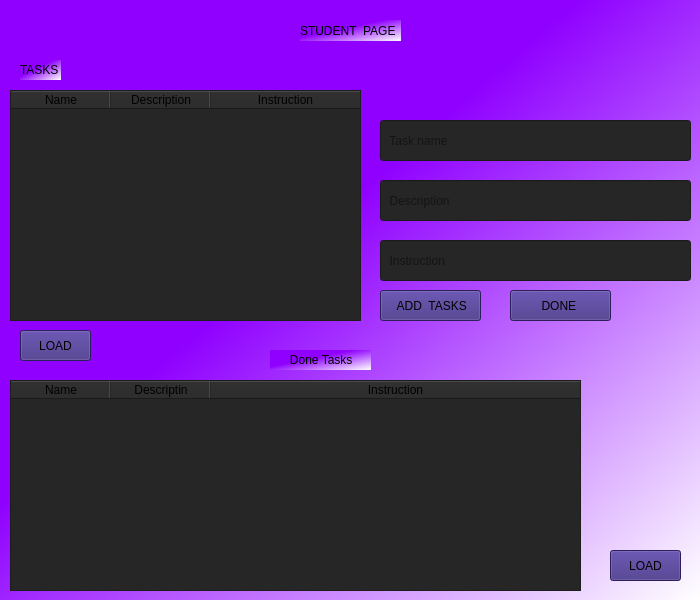
Old version of the form ui_design/student.ui in the repository mariamzhamakochyan/Lab-projects.
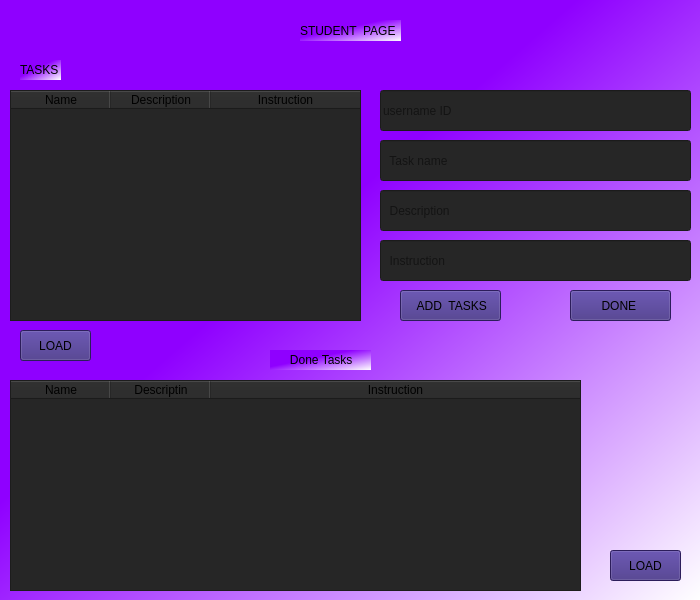
New version of the form.

Commit message: student database system

```diff
--- a/ui_design/student.ui
+++ b/ui_design/student.ui
@@ -32,7 +32,7 @@
   <widget class="QPushButton" name="pushButton_add">
    <property name="geometry">
     <rect>
-     <x>380</x>
+     <x>400</x>
      <y>290</y>
      <width>101</width>
      <height>31</height>
@@ -49,7 +49,7 @@
    <property name="geometry">
     <rect>
      <x>380</x>
-     <y>120</y>
+     <y>140</y>
      <width>311</width>
      <height>41</height>
     </rect>
@@ -65,7 +65,7 @@
    <property name="geometry">
     <rect>
      <x>380</x>
-     <y>180</y>
+     <y>190</y>
      <width>311</width>
      <height>41</height>
     </rect>
@@ -139,7 +139,7 @@
   <widget class="QPushButton" name="pushButton_done">
    <property name="geometry">
     <rect>
-     <x>510</x>
+     <x>570</x>
      <y>290</y>
      <width>101</width>
      <height>31</height>
@@ -262,6 +262,25 @@
     <string>TASKS</string>
    </property>
   </widget>
+  <widget class="QLineEdit" name="lineEdit_userID">
+   <property name="geometry">
+    <rect>
+     <x>380</x>
+     <y>90</y>
+     <width>311</width>
+     <height>41</height>
+    </rect>
+   </property>
+   <property name="styleSheet">
+    <string notr="true">background-color: rgb(38, 38, 38);</string>
+   </property>
+   <property name="text">
+    <string/>
+   </property>
+   <property name="placeholderText">
+    <string>username ID</string>
+   </property>
+  </widget>
  </widget>
  <resources/>
  <connections/>
```
The commit also changes 8 other files.
